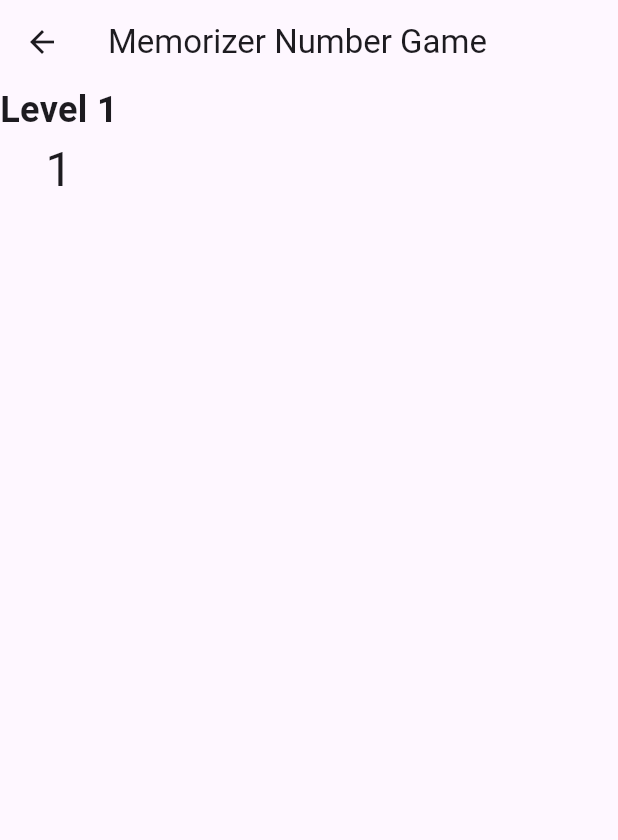
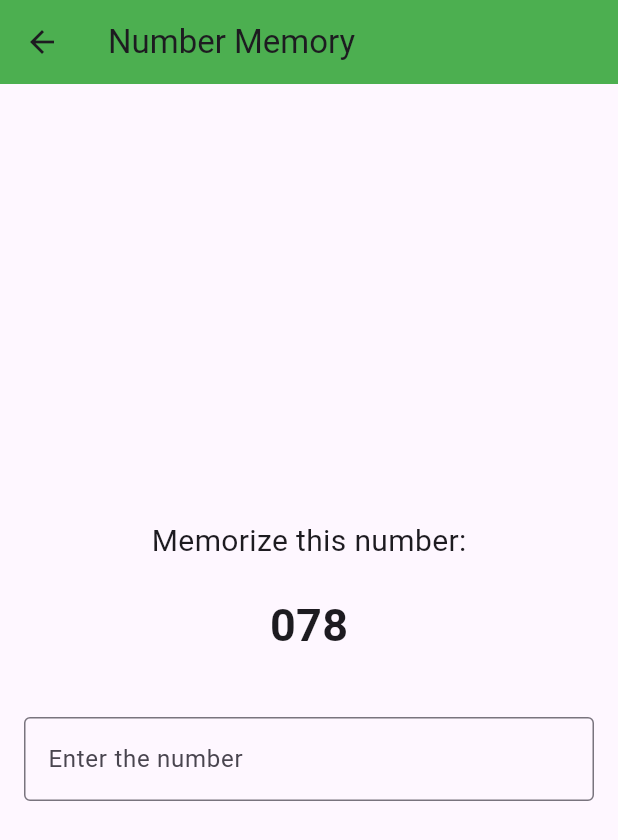
Before and after one commit to elnoersan/neuralboost, a Flutter app: the HomeScreen screen opened directly with empty values, after a tap on "Memorizer Number Game", on a phone screen of 412 x 824 dp. Shown: the top 840 px of the screen. Run offline on Flutter 3.47's test engine with Material 3 defaults, Android fonts, the light colour scheme and no system bars; our stand-ins replace firebase_auth, firebase_core, firebase_database, google_sign_in; accounts and stored records are empty.

Commit message:
Add TOFO

```diff
--- a/lib/screens/home_screen.dart
+++ b/lib/screens/home_screen.dart
@@ -5,7 +5,10 @@ import 'package:neuralboost/screens/drawer_menu_screen.dart'; // Import DrawerMe
 import 'package:neuralboost/screens/meditation_game.dart';
 import 'package:neuralboost/screens/memorizer_number_game.dart';
 import 'package:neuralboost/screens/memory_card_game.dart';
+import 'package:neuralboost/screens/number_memory_screen.dart';
+import 'package:neuralboost/screens/sequence_memory_screen.dart';
 import 'package:neuralboost/screens/todo_list_menu.dart';
+import 'package:neuralboost/screens/visual_memory_screen.dart';
 
 class HomeScreen extends StatelessWidget {
   final User user; // Pass the User model as a parameter
@@ -117,7 +120,7 @@ class HomeScreen extends StatelessWidget {
                 // Navigate to Memory Card Game
                 Navigator.push(
                   context,
-                  MaterialPageRoute(builder: (context) => MemoryCardGame()),
+                  MaterialPageRoute(builder: (context) => SequenceMemoryScreen()),
                 );
               },
             ),
@@ -133,7 +136,7 @@ class HomeScreen extends StatelessWidget {
                 Navigator.push(
                   context,
                   MaterialPageRoute(
-                      builder: (context) => MemorizerNumberGame()),
+                      builder: (context) => NumberMemoryScreen()),
                 );
               },
             ),
@@ -148,7 +151,7 @@ class HomeScreen extends StatelessWidget {
                 // Navigate to Meditation Game
                 Navigator.push(
                   context,
-                  MaterialPageRoute(builder: (context) => MeditationGame()),
+                  MaterialPageRoute(builder: (context) => VisualMemoryScreen()),
                 );
               },
             ),
--- /dev/null
+++ b/lib/screens/number_memory_screen.dart
@@ -0,0 +1,90 @@
+import 'package:flutter/material.dart';
+
+import '../services/number_memory_service.dart';
+
+class NumberMemoryScreen extends StatefulWidget {
+  @override
+  _NumberMemoryScreenState createState() => _NumberMemoryScreenState();
+}
+
+class _NumberMemoryScreenState extends State<NumberMemoryScreen> {
+  final NumberMemoryService _service = NumberMemoryService();
+  String _userInput = '';
+
+  @override
+  void initState() {
+    super.initState();
+    _service.startNewGame();
+  }
+
+  void _handleInput(String value) {
+    setState(() {
+      _userInput = value;
+      if (_userInput.length == _service.number.length) {
+        if (_service.validateNumber(_userInput)) {
+          _service.generateNextNumber();
+          _userInput = '';
+        } else {
+          _showGameOverDialog();
+        }
+      }
+    });
+  }
+
+  void _showGameOverDialog() {
+    showDialog(
+      context: context,
+      builder: (context) => AlertDialog(
+        title: Text('Game Over'),
+        content: Text('Your score: ${_service.number.length}'),
+        actions: [
+          TextButton(
+            onPressed: () {
+              Navigator.of(context).pop();
+              setState(() {
+                _service.startNewGame();
+                _userInput = '';
+              });
+            },
+            child: Text('Restart'),
+          ),
+        ],
+      ),
+    );
+  }
+
+  @override
+  Widget build(BuildContext context) {
+    return Scaffold(
+      appBar: AppBar(
+        title: Text('Number Memory'),
+        backgroundColor: Colors.green,
+      ),
+      body: Padding(
+        padding: const EdgeInsets.all(16.0),
+        child: Column(
+          mainAxisAlignment: MainAxisAlignment.center,
+          children: [
+            Text(
+              'Memorize this number:',
+              style: TextStyle(fontSize: 20),
+            ),
+            SizedBox(height: 20),
+            Text(
+              _service.number,
+              style: TextStyle(fontSize: 30, fontWeight: FontWeight.bold),
+            ),
+            SizedBox(height: 40),
+            TextField(
+              onChanged: _handleInput,
+              decoration: InputDecoration(
+                labelText: 'Enter the number',
+                border: OutlineInputBorder(),
+              ),
+            ),
+          ],
+        ),
+      ),
+    );
+  }
+}
--- /dev/null
+++ b/lib/services/number_memory_service.dart
@@ -0,0 +1,22 @@
+import 'dart:math';
+
+class NumberMemoryService {
+  String number = '';
+
+  void startNewGame() {
+    number = generateRandomNumber(3);
+  }
+
+  void generateNextNumber() {
+    number = generateRandomNumber(number.length + 1);
+  }
+
+  bool validateNumber(String userInput) {
+    return userInput == number;
+  }
+
+  String generateRandomNumber(int length) {
+    final random = Random();
+    return List.generate(length, (_) => random.nextInt(10)).join();
+  }
+}
```
Also changed, not shown: lib/screens/sequence_memory_screen.dart (added, +103 -0 lines), lib/screens/visual_memory_screen.dart (added, +101 -0 lines), lib/services/sequence_memory_service.dart (added, +23 -0 lines), lib/services/visual_memory_service.dart (added, +23 -0 lines), 1 other file.
